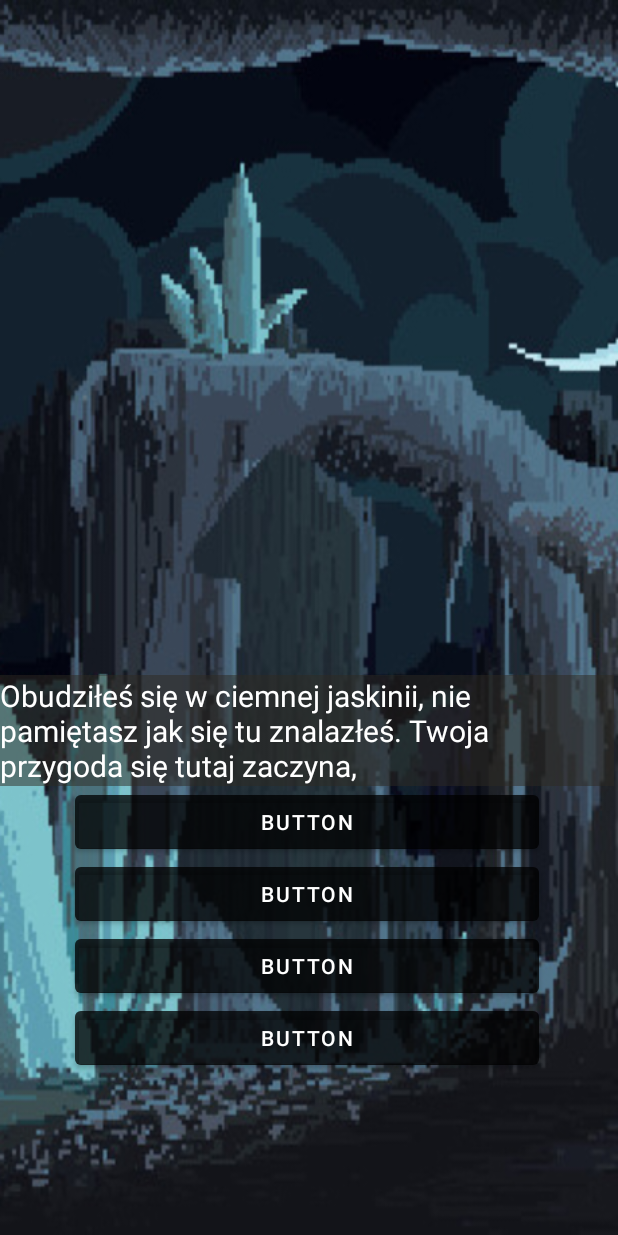
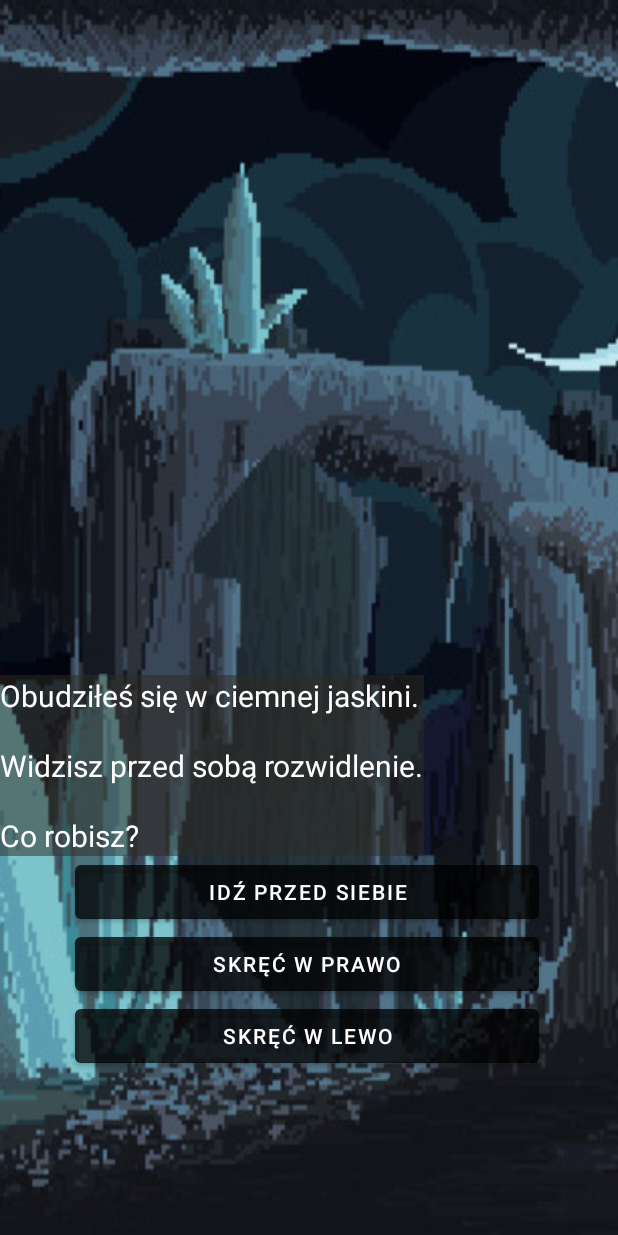
Before and after one commit to ZlamaniecCompany/Przygodowka, an Android app: the StronaGry screen opened directly, with no data from a screen before it, on a phone screen of 412 x 824 dp. Run offline under Robolectric (Android 15) with nearby library versions, the phone set to English and light mode, and no system bars.

Commit message:
Przejście do trzeciej aktywności, dodanie opcji wybor.

```diff
--- a/app/build.gradle
+++ b/app/build.gradle
@@ -3,6 +3,7 @@ plugins {
     id 'org.jetbrains.kotlin.android'
     id 'kotlin-android'
     id 'kotlin-android-extensions'
+
 }
 
 android {
--- /dev/null
+++ b/app/src/main/java/com/example/przygodwka/Fabula.kt
@@ -0,0 +1,54 @@
+package com.example.przygodwka
+
+import kotlinx.android.synthetic.main.activity_strona_gry.*
+
+class Fabula  (val gs: StronaGry) {
+
+    var nastepnyPunkt1 = "";
+    var nastepnyPunkt2 = "";
+    var nastepnyPunkt3 = "";
+
+    fun wyborPunktu(punkt: String){
+
+        when(punkt){
+            "punktStartowy" -> punktStartowy()
+            "miecz" -> miecz()
+        }
+    }
+
+
+
+    fun punktStartowy(){
+
+        gs.tlo.setBackgroundResource(R.drawable.cave)
+        gs.gameTextView.setText("Obudziłeś się w ciemnej jaskini.\n\nWidzisz przed sobą rozwidlenie.\n\nCo robisz?")
+
+        gs.wyborButton1.setText("Idź przed siebie")
+        gs.wyborButton2.setText("Skręć w prawo")
+        gs.wyborButton3.setText("Skręć w lewo")
+
+        nastepnyPunkt1 = "potwor"
+        nastepnyPunkt2 = "pulapka"
+        nastepnyPunkt3 = "miecz"
+
+    }
+
+    fun miecz(){
+
+        gs.tlo.setBackgroundResource(R.drawable.miecz)
+        gs.gameTextView.setText("Widzisz przed sobą miecz wbity w kamień.\n\nWygląda na rzadki artefakt.\n\nCo robisz?")
+
+        gs.wyborButton1.setText("Spróbuj wyciągnąć miecz")
+        gs.wyborButton2.setText("Odpuść i idź dalej")
+        gs.wyborButton3.setText("Wróć")
+
+        nastepnyPunkt1 = "potwor"
+        nastepnyPunkt2 = "pulapka"
+        nastepnyPunkt3 = "punktStartowy"
+
+
+
+    }
+
+
+}
--- a/app/src/main/java/com/example/przygodwka/StronaGry.kt
+++ b/app/src/main/java/com/example/przygodwka/StronaGry.kt
@@ -2,10 +2,31 @@ package com.example.przygodwka
 
 import androidx.appcompat.app.AppCompatActivity
 import android.os.Bundle
+import kotlinx.android.synthetic.main.activity_strona_gry.*
 
 class StronaGry : AppCompatActivity() {
     override fun onCreate(savedInstanceState: Bundle?) {
         super.onCreate(savedInstanceState)
         setContentView(R.layout.activity_strona_gry)
+
+        val fabula = Fabula( this)
+
+        wyborButton1.setOnClickListener{
+
+            fabula.wyborPunktu(fabula.nastepnyPunkt1)
+        }
+        wyborButton2.setOnClickListener{
+
+            fabula.wyborPunktu(fabula.nastepnyPunkt2)
+        }
+        wyborButton3.setOnClickListener{
+
+            fabula.wyborPunktu(fabula.nastepnyPunkt3)
+        }
+
+
+        fabula.punktStartowy()
+
+
     }
 }
--- a/app/src/main/res/layout/activity_strona_gry.xml
+++ b/app/src/main/res/layout/activity_strona_gry.xml
@@ -2,10 +2,11 @@
 <androidx.constraintlayout.widget.ConstraintLayout xmlns:android="http://schemas.android.com/apk/res/android"
     xmlns:app="http://schemas.android.com/apk/res-auto"
     xmlns:tools="http://schemas.android.com/tools"
+    android:id="@+id/tlo"
     android:layout_width="match_parent"
     android:layout_height="match_parent"
-    tools:context=".StronaGry"
-    android:background="@drawable/cave">
+    android:background="@drawable/cave"
+    tools:context=".StronaGry">
 
     <LinearLayout
         android:layout_width="409dp"
@@ -20,7 +21,7 @@
             android:layout_width="wrap_content"
             android:layout_height="wrap_content"
             android:background="#812E2B23"
-            android:text="Obudziłeś się w ciemnej jaskinii, nie pamiętasz jak się tu znalazłeś. Twoja przygoda się tutaj zaczyna,"
+            android:text="Obudziłeś się w ciemnej jaskinii, nie pamiętasz jak się tu znalazłeś. Twoja przygoda się zaczyna,"
             android:textColor="#FFFFFF"
             android:textSize="20sp" />
 
@@ -51,14 +52,5 @@
             android:backgroundTint="#80000000"
             android:text="Button" />
 
-        <Button
-            android:id="@+id/wyborButton4"
-            android:layout_width="match_parent"
-            android:layout_height="wrap_content"
-            android:layout_marginLeft="50dp"
-            android:layout_marginRight="50dp"
-            android:backgroundTint="#80000000"
-            android:text="Button" />
-
     </LinearLayout>
 </androidx.constraintlayout.widget.ConstraintLayout>
```
Also changed, not shown: app/src/main/res/drawable-v24/miecz.jpg (added).
